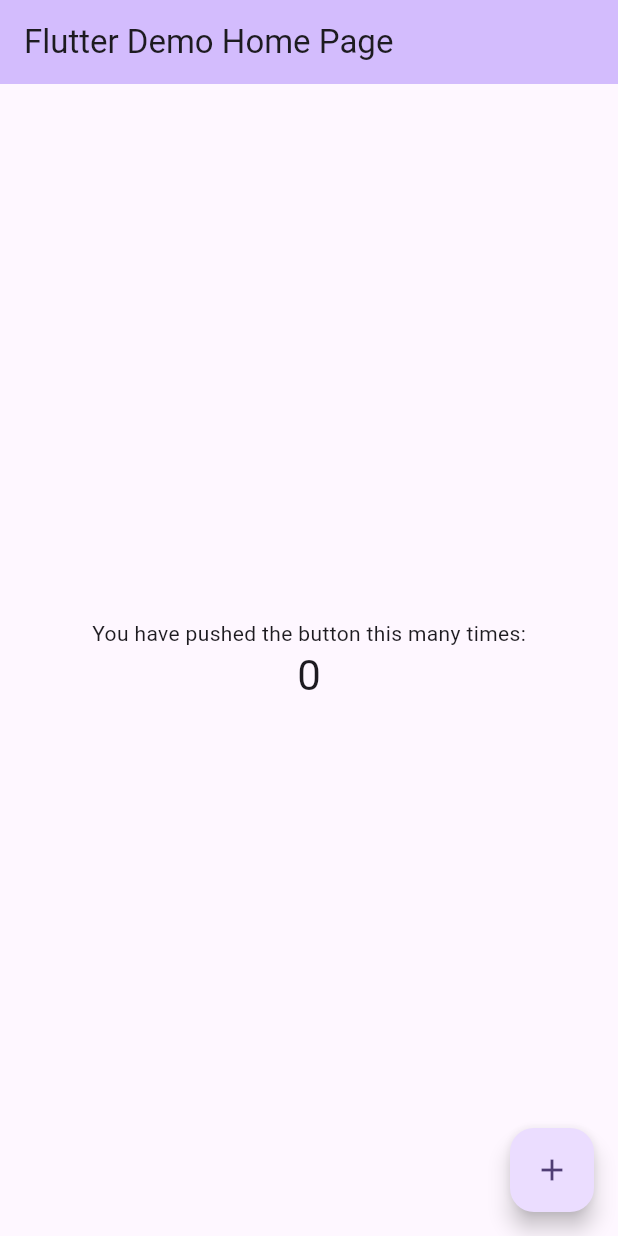
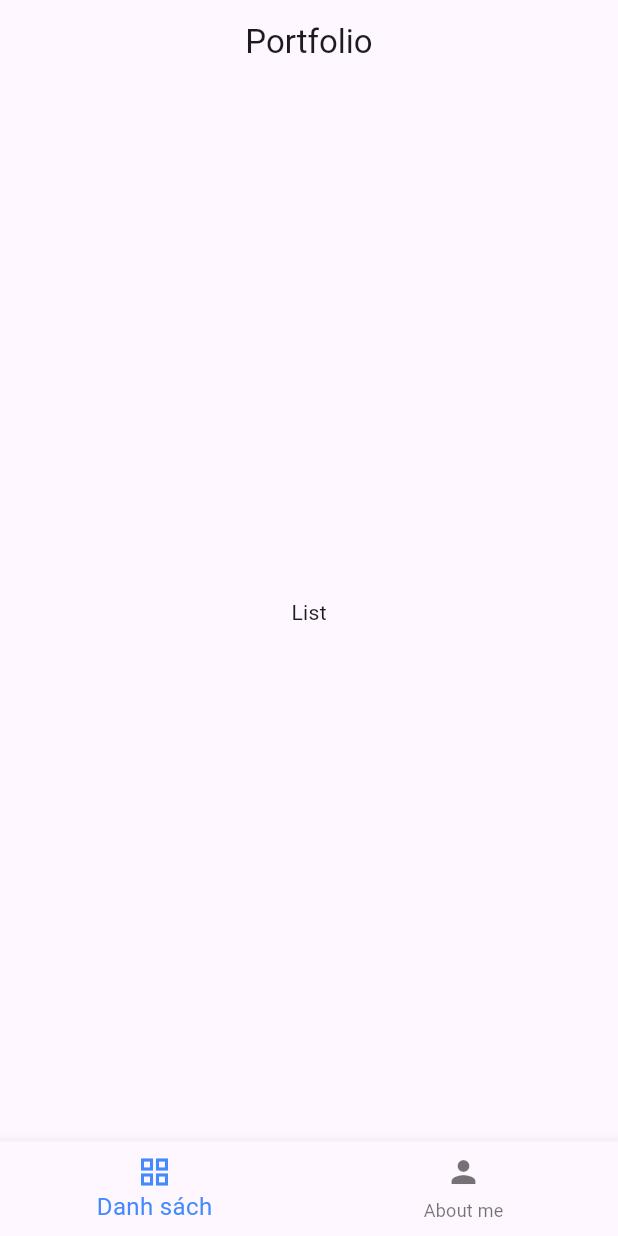
Before and after one commit to vietkitoo/flutter_dev_portfolio, a Flutter app: the screen it shows after launch, on a phone screen of 412 x 824 dp. Run offline on Flutter 3.47's test engine with Material 3 defaults, Android fonts, the phone set to English and light mode, and no system bars.

Commit message:
update Home screen

```diff
--- /dev/null
+++ b/lib/home.dart
@@ -0,0 +1,61 @@
+import 'package:flutter/material.dart';
+
+class HomeScreen extends StatefulWidget {
+  const HomeScreen({super.key});
+
+  @override
+  State<HomeScreen> createState() => _HomeScreenState();
+}
+
+class _HomeScreenState extends State<HomeScreen> {
+  List<Widget> pages = [
+    Center(
+      child: Text('List'),
+    ),
+    Center(
+      child: Text('About Me'),
+    ),
+  ];
+  PageController pageController = PageController();
+  int selectedIndex = 0;
+  @override
+  Widget build(BuildContext context) {
+    return Scaffold(
+      appBar: AppBar(// Nút quay lại
+        title: const Text('Portfolio'),
+        centerTitle: true,
+      ),
+      body: PageView(
+        onPageChanged: (value){
+          setState(() {
+            selectedIndex = value;
+          });
+        },
+        controller: pageController,
+        children: pages,
+      ),
+      bottomNavigationBar: BottomNavigationBar(
+        selectedItemColor: Colors.blueAccent,
+        selectedFontSize: 16,
+        unselectedItemColor: Colors.black54,
+        items: const [
+          BottomNavigationBarItem(
+            icon: Icon(Icons.grid_view),
+            label: 'Danh sách',
+          ),
+          BottomNavigationBarItem(
+            icon: Icon(Icons.person),
+            label: 'About me',
+          ),
+        ],
+        currentIndex: selectedIndex,
+        onTap: (value){
+          setState(() {
+            selectedIndex = value;
+          });
+          pageController.jumpToPage(value);
+        },
+      ),
+    );
+  }
+}
--- a/lib/main.dart
+++ b/lib/main.dart
@@ -1,4 +1,5 @@
 import 'package:flutter/material.dart';
+import 'package:flutter_dev_portfolio/home.dart';
 
 void main() {
   runApp(const MyApp());
@@ -7,116 +8,11 @@ void main() {
 class MyApp extends StatelessWidget {
   const MyApp({super.key});
 
-  // This widget is the root of your application.
   @override
   Widget build(BuildContext context) {
     return MaterialApp(
-      title: 'Flutter Demo',
-      theme: ThemeData(
-        // This is the theme of your application.
-        //
-        // TRY THIS: Try running your application with "flutter run". You'll see
-        // the application has a purple toolbar. Then, without quitting the app,
-        // try changing the seedColor in the colorScheme below to Colors.green
-        // and then invoke "hot reload" (save your changes or press the "hot
-        // reload" button in a Flutter-supported IDE, or press "r" if you used
-        // the command line to start the app).
-        //
-        // Notice that the counter didn't reset back to zero; the application
-        // state is not lost during the reload. To reset the state, use hot
-        // restart instead.
-        //
-        // This works for code too, not just values: Most code changes can be
-        // tested with just a hot reload.
-        colorScheme: ColorScheme.fromSeed(seedColor: Colors.deepPurple),
-      ),
-      home: const MyHomePage(title: 'Flutter Demo Home Page'),
+      debugShowCheckedModeBanner: false,
+      home: HomeScreen(),
     );
   }
 }
-
-class MyHomePage extends StatefulWidget {
-  const MyHomePage({super.key, required this.title});
-
-  // This widget is the home page of your application. It is stateful, meaning
-  // that it has a State object (defined below) that contains fields that affect
-  // how it looks.
-
-  // This class is the configuration for the state. It holds the values (in this
-  // case the title) provided by the parent (in this case the App widget) and
-  // used by the build method of the State. Fields in a Widget subclass are
-  // always marked "final".
-
-  final String title;
-
-  @override
-  State<MyHomePage> createState() => _MyHomePageState();
-}
-
-class _MyHomePageState extends State<MyHomePage> {
-  int _counter = 0;
-
-  void _incrementCounter() {
-    setState(() {
-      // This call to setState tells the Flutter framework that something has
-      // changed in this State, which causes it to rerun the build method below
-      // so that the display can reflect the updated values. If we changed
-      // _counter without calling setState(), then the build method would not be
-      // called again, and so nothing would appear to happen.
-      _counter++;
-    });
-  }
-
-  @override
-  Widget build(BuildContext context) {
-    // This method is rerun every time setState is called, for instance as done
-    // by the _incrementCounter method above.
-    //
-    // The Flutter framework has been optimized to make rerunning build methods
-    // fast, so that you can just rebuild anything that needs updating rather
-    // than having to individually change instances of widgets.
-    return Scaffold(
-      appBar: AppBar(
-        // TRY THIS: Try changing the color here to a specific color (to
-        // Colors.amber, perhaps?) and trigger a hot reload to see the AppBar
-        // change color while the other colors stay the same.
-        backgroundColor: Theme.of(context).colorScheme.inversePrimary,
-        // Here we take the value from the MyHomePage object that was created by
-        // the App.build method, and use it to set our appbar title.
-        title: Text(widget.title),
-      ),
-      body: Center(
-        // Center is a layout widget. It takes a single child and positions it
-        // in the middle of the parent.
-        child: Column(
-          // Column is also a layout widget. It takes a list of children and
-          // arranges them vertically. By default, it sizes itself to fit its
-          // children horizontally, and tries to be as tall as its parent.
-          //
-          // Column has various properties to control how it sizes itself and
-          // how it positions its children. Here we use mainAxisAlignment to
-          // center the children vertically; the main axis here is the vertical
-          // axis because Columns are vertical (the cross axis would be
-          // horizontal).
-          //
-          // TRY THIS: Invoke "debug painting" (choose the "Toggle Debug Paint"
-          // action in the IDE, or press "p" in the console), to see the
-          // wireframe for each widget.
-          mainAxisAlignment: MainAxisAlignment.center,
-          children: <Widget>[
-            const Text('You have pushed the button this many times:'),
-            Text(
-              '$_counter',
-              style: Theme.of(context).textTheme.headlineMedium,
-            ),
-          ],
-        ),
-      ),
-      floatingActionButton: FloatingActionButton(
-        onPressed: _incrementCounter,
-        tooltip: 'Increment',
-        child: const Icon(Icons.add),
-      ), // This trailing comma makes auto-formatting nicer for build methods.
-    );
-  }
-}
```
Also changed, not shown: 2 other files.
